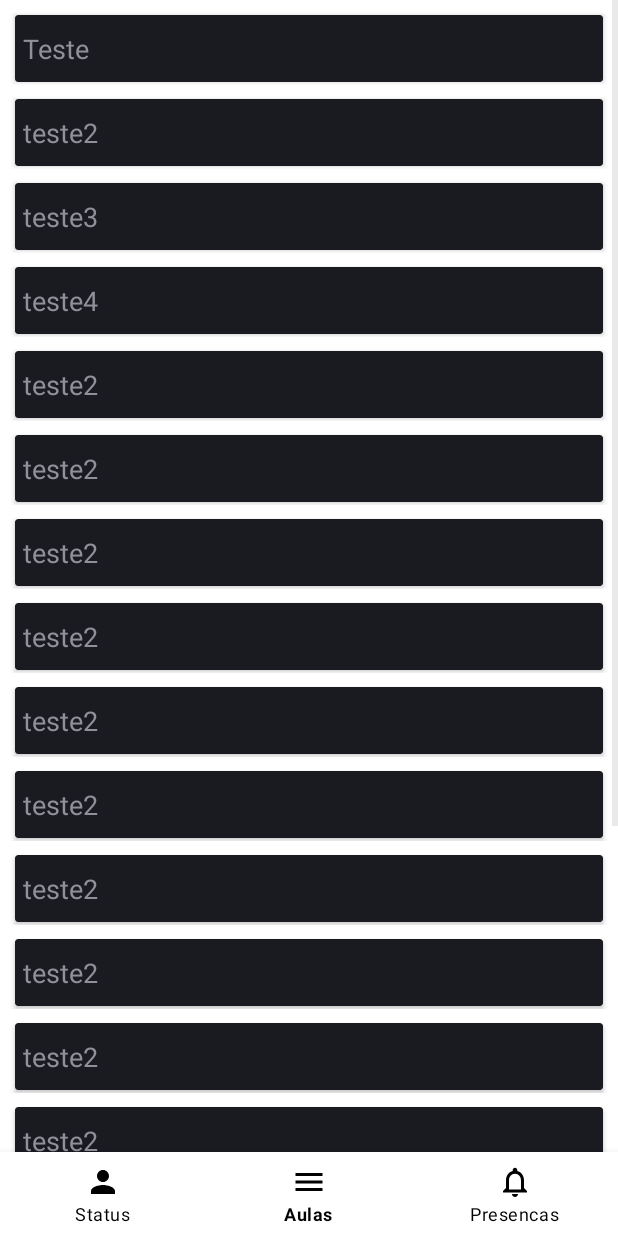
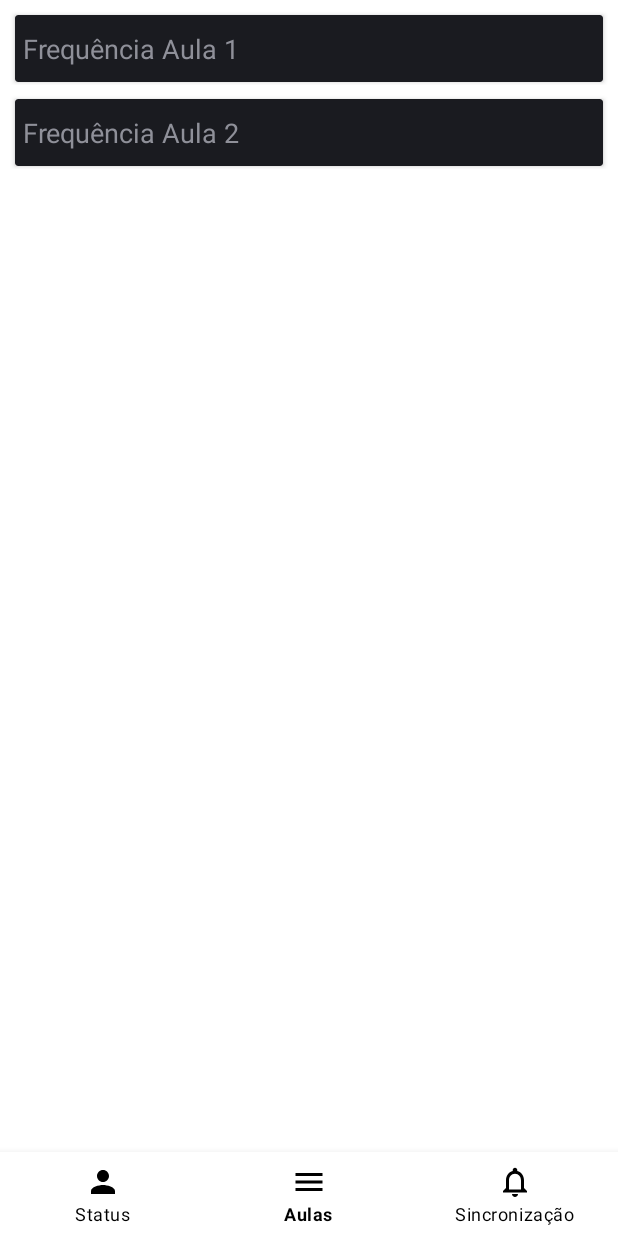
Before and after one commit to Cassioelias1/app_controle_frequencia, an Android app: the AulasActivity screen opened directly, with no data from a screen before it, item 2 of the bottom bar chosen, on a phone screen of 412 x 824 dp. Run offline under Robolectric (Android 15) with nearby library versions, the phone set to English and light mode, and no system bars; libraries missing offline, so code that uses them is left out: org.altbeacon.beacon.

Commit message:
Alterando o nome da Activity pois a mesma mudou de função.

```diff
--- a/app/src/main/AndroidManifest.xml
+++ b/app/src/main/AndroidManifest.xml
@@ -27,7 +27,7 @@
         <activity android:name=".AulasActivity"></activity>
         <activity android:name=".DetalhamentoAulaActivity"></activity>
         <activity android:name=".StatusActivity"></activity>
-        <activity android:name=".PresencasActivity"></activity>
+        <activity android:name=".SincronizacaoActivity"></activity>
         <activity android:name=".RequestPermissionActivity"></activity>
         <service android:name="org.altbeacon.beacon.service.BeaconService"
             tools:node="replace">
--- a/app/src/main/java/com/example/beacon/AulasActivity.java
+++ b/app/src/main/java/com/example/beacon/AulasActivity.java
@@ -26,7 +26,7 @@ public class AulasActivity extends AppCompatActivity {
         final AulasActivity aulasActivity = this;
         initBottomNavigation();
 
-        List<Turma> turmas = Arrays.asList(new Turma("Teste"), new Turma("teste2"), new Turma("teste3"), new Turma("teste4"), new Turma("teste2"),new Turma("teste2"),new Turma("teste2"),new Turma("teste2"),new Turma("teste2"),new Turma("teste2"),new Turma("teste2"),new Turma("teste2"),new Turma("teste2"),new Turma("teste2"),new Turma("teste2"),new Turma("teste2"),new Turma("teste2"),new Turma("teste2"),new Turma("teste2"),new Turma("teste2"),new Turma("teste2"),new Turma("teste2"));
+        List<Turma> turmas = Arrays.asList(new Turma("Frequência Aula 1"), new Turma("Frequência Aula 2"));
 
         listAdapterTeste = new ListAdapterAulas(getApplicationContext(), aulasActivity, turmas);
         listAulas.setAdapter(listAdapterTeste);
@@ -63,8 +63,8 @@ public class AulasActivity extends AppCompatActivity {
 //                        startActivity(new Intent(getApplicationContext(), AulasActivity.class));
 //                        overridePendingTransition(0, 0);
                         return true;
-                    case R.id.presencas:
-                        startActivity(new Intent(getApplicationContext(), PresencasActivity.class));
+                    case R.id.sincronizacao:
+                        startActivity(new Intent(getApplicationContext(), SincronizacaoActivity.class));
                         overridePendingTransition(0, 0);
                         return true;
                 }
--- a/app/src/main/java/com/example/beacon/DetalhamentoAulaActivity.java
+++ b/app/src/main/java/com/example/beacon/DetalhamentoAulaActivity.java
@@ -40,8 +40,8 @@ public class DetalhamentoAulaActivity extends AppCompatActivity {
 //                        startActivity(new Intent(getApplicationContext(), AulasActivity.class));
 //                        overridePendingTransition(0, 0);
                         return true;
-                    case R.id.presencas:
-                        startActivity(new Intent(getApplicationContext(), PresencasActivity.class));
+                    case R.id.sincronizacao:
+                        startActivity(new Intent(getApplicationContext(), SincronizacaoActivity.class));
                         overridePendingTransition(0, 0);
                         return true;
                 }
--- a/app/src/main/java/com/example/beacon/RequestPermissionActivity.java
+++ b/app/src/main/java/com/example/beacon/RequestPermissionActivity.java
@@ -155,8 +155,8 @@ public class RequestPermissionActivity extends AppCompatActivity implements Beac
                         startActivity(new Intent(getApplicationContext(), AulasActivity.class));
                         overridePendingTransition(0, 0);
                         return true;
-                    case R.id.presencas:
-                        startActivity(new Intent(getApplicationContext(), PresencasActivity.class));
+                    case R.id.sincronizacao:
+                        startActivity(new Intent(getApplicationContext(), SincronizacaoActivity.class));
                         overridePendingTransition(0, 0);
                         return true;
                 }
@@ -264,7 +264,7 @@ public class RequestPermissionActivity extends AppCompatActivity implements Beac
 
             @Override
             public void onFailure(Call<Presenca> call, Throwable t) {
-                System.out.println("Erro na requisicao");
+                //TODO: Salvar o objeto Presenca dentro de um banco interno como o sqLite para que posteriormente seja possível fazer a sincronização.
             }
         });
     }
--- a/app/src/main/java/com/example/beacon/StatusActivity.java
+++ b/app/src/main/java/com/example/beacon/StatusActivity.java
@@ -156,8 +156,8 @@ public class StatusActivity extends Activity implements BeaconConsumer {
                         startActivity(new Intent(getApplicationContext(), AulasActivity.class));
                         overridePendingTransition(0, 0);
                         return true;
-                    case R.id.presencas:
-                        startActivity(new Intent(getApplicationContext(), PresencasActivity.class));
+                    case R.id.sincronizacao:
+                        startActivity(new Intent(getApplicationContext(), SincronizacaoActivity.class));
                         overridePendingTransition(0, 0);
                         return true;
                 }
--- a/app/src/main/res/layout/activity_presencas.xml
+++ b/app/src/main/res/layout/activity_sincronizacao.xml
@@ -14,7 +14,7 @@
         <TextView
             android:layout_width="match_parent"
             android:layout_height="match_parent"
-            android:text="CUA CUACAUA" />
+            android:text="Construir aqui uma tela para sincronização de frequencias e implementar um banco interno (sqlite)" />
 <!--        <ListView-->
 <!--            android:id="@+id/listAulas"-->
 <!--            android:layout_width="wrap_content"-->
--- a/app/src/main/res/menu/menu_navigation.xml
+++ b/app/src/main/res/menu/menu_navigation.xml
@@ -9,8 +9,8 @@
         android:title="Aulas"
         android:icon="@drawable/ic_menu" />
     <item
-        android:id="@+id/presencas"
-        android:title="Presencas"
+        android:id="@+id/sincronizacao"
+        android:title="Sincronização"
         android:icon="@drawable/ic_notifications" />
 <!--    <item-->
 <!--        android:id="@+id/registro"-->
```
Also changed, not shown: app/src/main/java/com/example/beacon/SincronizacaoActivity.java (renamed from app/src/main/java/com/example/beacon/PresencasActivity.java, +5 -5 lines), app/src/main/res/navigation/main.xml (+4 -3 lines).
